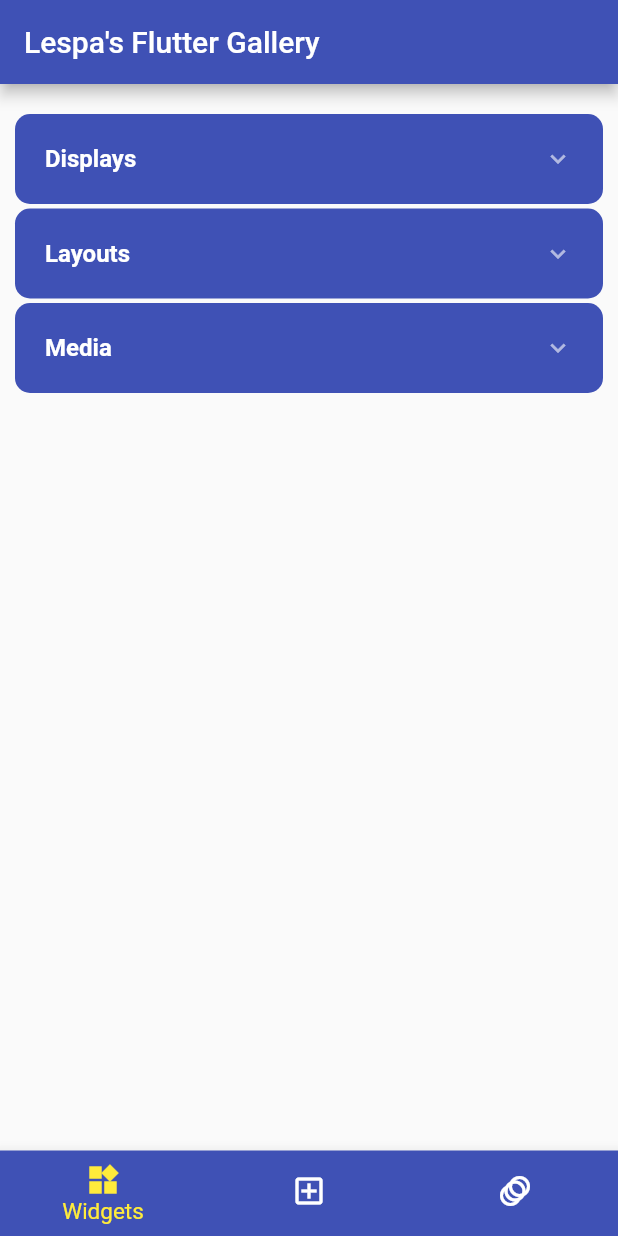
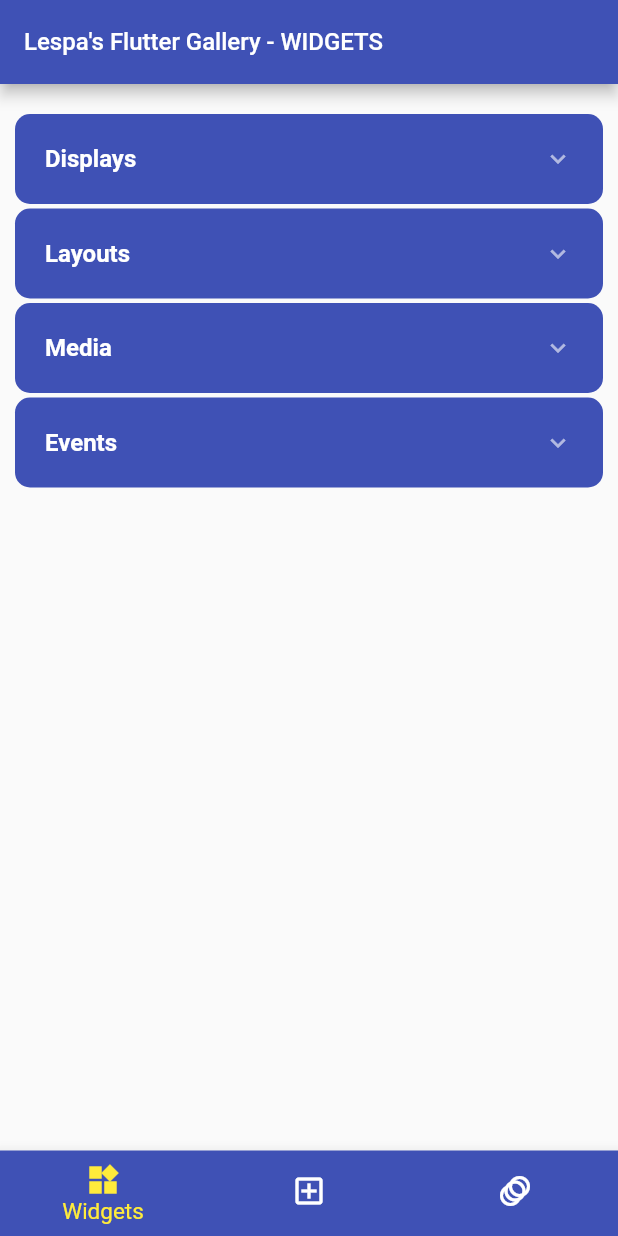
Before and after one commit to MLesky/Lespa-s-Flutter-Gallery, a Flutter app: the screen it shows after launch, on a phone screen of 412 x 824 dp. Run offline on Flutter 3.47's test engine with Material 2 defaults, Android fonts, the phone set to English and light mode, and no system bars; drawn by our look-alikes of accordion; our stand-ins replace go_router.

Commit message:
Absorb Pointer

```diff
--- a/lib/components/scaffold_with_bottom_nav_bar.dart
+++ b/lib/components/scaffold_with_bottom_nav_bar.dart
@@ -23,9 +23,10 @@ class _ScaffoldWithBottomNavBarState extends State<ScaffoldWithBottomNavBar> {
 
   @override
   Widget build(BuildContext context) {
+    String location = (GoRouter.of(context).location);
     return Scaffold(
       appBar: AppBar(
-        title: const Text('Lespa\'s Flutter Gallery'),
+        title: Text('Lespa\'s Flutter Gallery - ${location.substring(location.lastIndexOf('/')+1).toUpperCase()}', textScaleFactor: 0.8,),
       ),
       body: widget.child,
       bottomNavigationBar: BottomNavigationBar(
--- a/lib/main.dart
+++ b/lib/main.dart
@@ -4,6 +4,7 @@ import 'package:my_flutter_gallery/pages/animation.dart';
 import 'package:my_flutter_gallery/pages/widgets.dart';
 import 'package:my_flutter_gallery/pages/packages.dart';
 import 'package:my_flutter_gallery/pages/widgets/about_dialog.dart';
+import 'package:my_flutter_gallery/pages/widgets/absorb_pointer.dart';
 import 'package:my_flutter_gallery/pages/widgets/fade_in_image.dart';
 import 'package:my_flutter_gallery/pages/widgets/hero_widget.dart';
 import 'package:my_flutter_gallery/pages/widgets/layout_builder.dart';
@@ -68,6 +69,8 @@ GoRouter routes = GoRouter(initialLocation: '/widgets', routes: [
               builder: (context, state) => const WrapWidgetExample()),
           GoRoute(path: 'about-dialog',
               builder: (context, state) => const AboutDialogExample()),
+          GoRoute(path: 'absorb-pointer',
+              builder: (context, state) => const AbsorbPointerExample()),
         ],
       ),
       GoRoute(
--- a/lib/pages/widgets.dart
+++ b/lib/pages/widgets.dart
@@ -16,6 +16,7 @@ class _HomeScreenState extends State<HomeScreen> {
       buildAccordionSection(title: "Displays", accordionItems: displayExamples),
       buildAccordionSection(title: "Layouts", accordionItems: layoutExamples),
       buildAccordionSection(title: "Media", accordionItems: mediaExamples),
+      buildAccordionSection(title: 'Events', accordionItems: eventExamples),
     ];
 
     return Accordion(
@@ -65,3 +66,7 @@ List<Map<String, String>> displayExamples = [
   {'title': 'Opacity Widget', 'path': '/widgets/opacity'},
   {'title': 'About Dialog', 'path': '/widgets/about-dialog'},
 ];
+
+List<Map<String, String>> eventExamples = [
+  {'title': 'Absorb Pointer', 'path': '/widgets/absorb-pointer'},
+];
```
Also changed, not shown: lib/pages/widgets/absorb_pointer.dart (added, +72 -0 lines).
